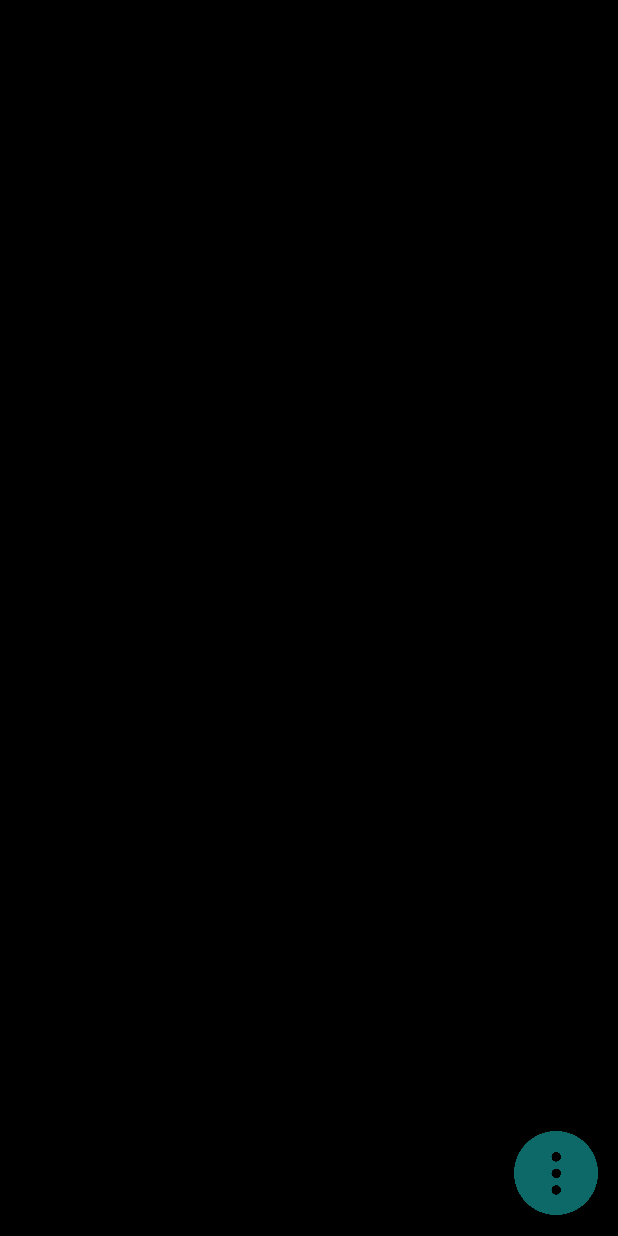
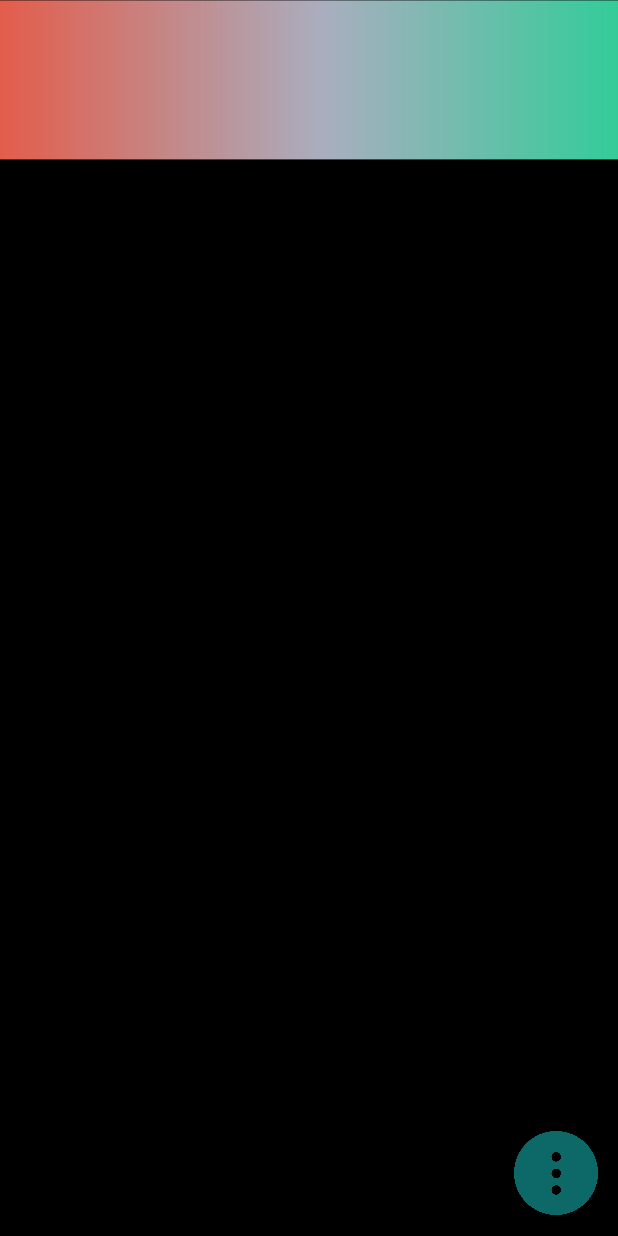
Before and after one commit to mosem/HUJI-Hackathon-2018, an Android app: the MainMapActivity screen opened directly, with no data from a screen before it, on a phone screen of 412 x 824 dp. Run offline under Robolectric (Android 15) with nearby library versions, the light colour scheme and no system bars; libraries missing offline, so code that uses them is left out: com.loopj.android, cz.msebera.android.

Commit message:
added panel

```diff
--- a/app/src/main/java/com/omri/dev/firgunappclient/MainMapActivity.java
+++ b/app/src/main/java/com/omri/dev/firgunappclient/MainMapActivity.java
@@ -11,11 +11,13 @@ import android.support.v4.app.ActivityCompat;
 import android.support.v4.app.FragmentActivity;
 import android.support.v7.app.AlertDialog;
 import android.text.InputType;
+import android.util.Log;
 import android.view.View;
 import android.view.animation.Animation;
 import android.view.animation.AnimationUtils;
 import android.widget.EditText;
 import android.widget.FrameLayout;
+import android.widget.ImageButton;
 import android.widget.ImageView;
 import android.widget.Toast;
 
@@ -50,6 +52,9 @@ public class MainMapActivity extends FragmentActivity implements OnMapReadyCallb
     private GoogleMap mMap;
     private FusedLocationProviderClient mFusedLocationClient;
     private boolean buttons_revealed = false;
+    private boolean open_panel = false;
+
+    ImageButton panel;
 
     public enum FirgunCategory {
         PEOPLE,
@@ -113,6 +118,8 @@ public class MainMapActivity extends FragmentActivity implements OnMapReadyCallb
                 }
                 buttons_revealed = !buttons_revealed;
             }
+
+
         });
 
         FloatingActionButton fab1 = (FloatingActionButton) findViewById(R.id.fab1);
@@ -151,7 +158,30 @@ public class MainMapActivity extends FragmentActivity implements OnMapReadyCallb
 
 
         mFusedLocationClient = LocationServices.getFusedLocationProviderClient(this);
+
+        panel = (ImageButton)findViewById(R.id.panel);
+        panel.setOnClickListener(imgButtonHandler);
     }
+
+    View.OnClickListener imgButtonHandler = new View.OnClickListener() {
+
+        public void onClick(View v) {
+            android.view.ViewGroup.LayoutParams params = panel.getLayoutParams();
+            if (open_panel) {
+                panel.setImageResource(R.drawable.closed_panel);
+
+                params.height = 160;
+
+            } else {
+                params.height = 500;
+                panel.setImageResource(R.drawable.opened_panel);
+            }
+            open_panel = !open_panel;
+            panel.setLayoutParams(params);
+            Log.e("IMAGE_BUTTON", Boolean.toString(open_panel));
+
+        }
+    };
 
     private void displayFAB(FloatingActionButton fab, Animation fab_anim, int botMarginH) {
         FrameLayout.LayoutParams layoutParams = (FrameLayout.LayoutParams) fab.getLayoutParams();
--- a/app/src/main/res/layout/activity_main_map.xml
+++ b/app/src/main/res/layout/activity_main_map.xml
@@ -3,6 +3,15 @@
     android:layout_height="match_parent"
     xmlns:app="http://schemas.android.com/apk/res-auto"
     android:background="@android:color/black">
+
+    <ImageButton
+        android:id="@+id/panel"
+        android:layout_width="2000px"
+        android:layout_height="160px"
+        android:padding="0px"
+        android:scaleType="fitXY"
+        android:adjustViewBounds="true"
+        android:src="@drawable/closed_panel"/>
 
     <fragment xmlns:android="http://schemas.android.com/apk/res/android"
         xmlns:map="http://schemas.android.com/apk/res-auto"
@@ -11,6 +20,7 @@
         android:name="com.google.android.gms.maps.SupportMapFragment"
         android:layout_width="match_parent"
         android:layout_height="match_parent"
+        android:layout_below="@+id/panel"
         tools:context="com.omri.dev.firgunappclient.MainMapActivity" />
 
     <android.support.design.widget.FloatingActionButton
```
Also changed, not shown: app/src/main/res/drawable/closed_panel.png (added), app/src/main/res/drawable/opened_panel.png (added).
